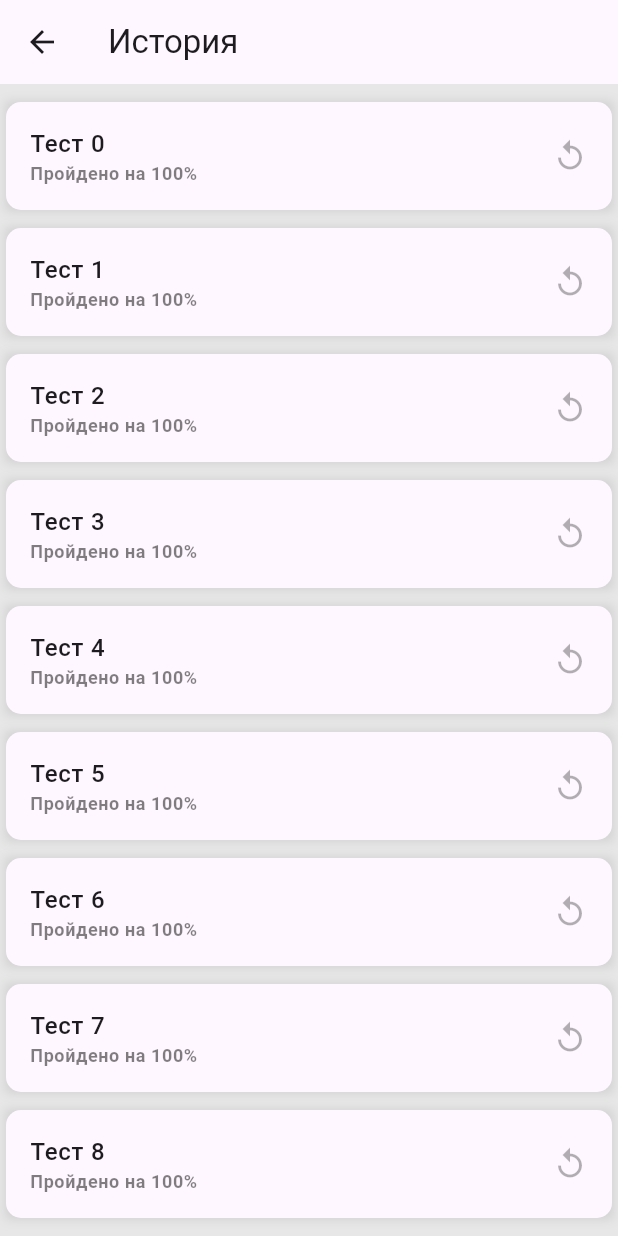
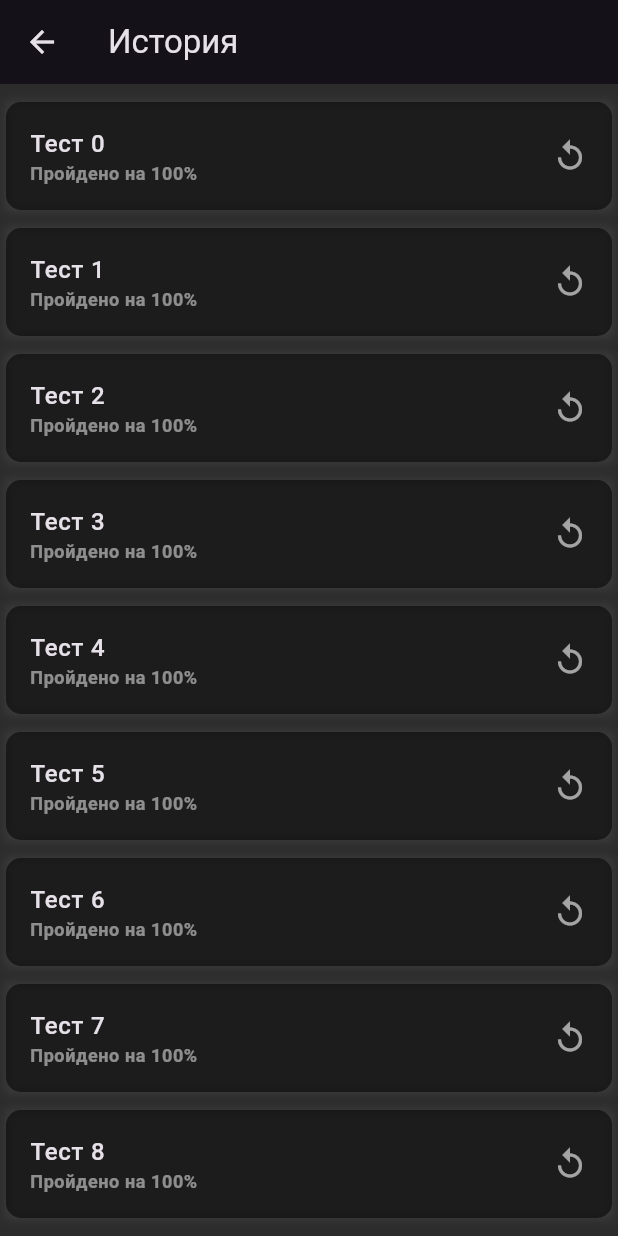
Before and after one commit to zanz9/TesterX2, a Flutter app: the HistoryScreen screen opened directly, on a phone screen of 412 x 824 dp. Run offline on Flutter 3.47's test engine with Material 2 defaults, Android fonts, the phone set to English and light mode, and no system bars; our stand-ins replace auto_route, file_picker, flutter_bloc, get_it, permission_handler, responsive_builder; statements that could not run were skipped.

Commit message:
dark theme

```diff
--- a/lib/main.dart
+++ b/lib/main.dart
@@ -1,6 +1,7 @@
 import 'package:flutter/material.dart';
 import 'package:get_it/get_it.dart';
 import 'package:testerx2/router/router.dart';
+import 'package:testerx2/ui/theme/darkTheme.dart';
 import 'package:testerx2/ui/theme/lightTheme.dart';
 
 Future<void> main() async {
@@ -19,7 +20,7 @@ class MyApp extends StatelessWidget {
     final theme = Theme.of(context);
     return MaterialApp.router(
       title: 'TesterX',
-      theme: lightTheme(primaryColor, theme),
+      theme: darkTheme(primaryColor, theme),
       routerConfig: appRouter.config(),
     );
   }
--- a/lib/presentation/history/view/history_screen.dart
+++ b/lib/presentation/history/view/history_screen.dart
@@ -8,6 +8,7 @@ class HistoryScreen extends StatelessWidget {
 
   @override
   Widget build(BuildContext context) {
+    final theme = Theme.of(context);
     return Scaffold(
       body: CustomScrollView(
         slivers: [
@@ -22,7 +23,7 @@ class HistoryScreen extends StatelessWidget {
               return ListContainer(
                 bodyText: 'Тест $index',
                 secondaryText: 'Пройдено на 100%',
-                rightSide: const Icon(Icons.replay),
+                rightSide: Icon(Icons.replay, color: theme.hintColor),
                 onTap: () {},
               );
             },
--- a/lib/presentation/home/view/home_screen.dart
+++ b/lib/presentation/home/view/home_screen.dart
@@ -43,7 +43,11 @@ class HomeScreen extends StatelessWidget {
                   highlightColor: Colors.transparent,
                 ),
                 child: BottomNavigationBar(
+                  backgroundColor:
+                      theme.bottomNavigationBarTheme.backgroundColor,
                   selectedIconTheme: IconThemeData(color: theme.primaryColor),
+                  unselectedIconTheme:
+                      theme.bottomNavigationBarTheme.unselectedIconTheme,
                   showUnselectedLabels: false,
                   showSelectedLabels: false,
                   currentIndex: tabsRouter.activeIndex,
--- a/lib/presentation/main/view/main_screen.dart
+++ b/lib/presentation/main/view/main_screen.dart
@@ -94,6 +94,7 @@ class _TestsListState extends State<TestsList> {
 
   @override
   Widget build(BuildContext context) {
+    final theme = Theme.of(context);
     return SliverList.separated(
       itemCount: files.length,
       separatorBuilder: (context, index) => const SizedBox(height: 12),
@@ -102,7 +103,8 @@ class _TestsListState extends State<TestsList> {
         final fileName = file.path.split('/').last.replaceFirst('.TX', '');
         return ListContainer(
           bodyText: fileName,
-          rightSide: const Icon(Icons.arrow_forward_ios_rounded),
+          rightSide:
+              Icon(Icons.arrow_forward_ios_rounded, color: theme.hintColor),
           onTap: () {
             context.router.push(TestPreviewRoute(
               testName: fileName,
--- a/lib/presentation/test_finish/view/test_finish_screen.dart
+++ b/lib/presentation/test_finish/view/test_finish_screen.dart
@@ -39,7 +39,7 @@ class TestFinishScreen extends StatelessWidget {
           height: 55,
           child: ListContainer(
             bodyText: 'Перепройти тест',
-            rightSide: const Icon(Icons.replay),
+            rightSide: Icon(Icons.replay, color: theme.hintColor),
             onTap: () {
               context.router.replace(TestPreviewRoute(
                 testName: testName,
@@ -90,9 +90,10 @@ class FinishListContainer extends StatelessWidget {
 
   @override
   Widget build(BuildContext context) {
+    final theme = Theme.of(context);
     return Container(
       decoration: BoxDecoration(
-        color: Colors.white,
+        color: theme.cardColor,
         borderRadius: BorderRadius.circular(10),
       ),
       child: Padding(
--- a/lib/presentation/test_preview/widgets/test_choose_button.dart
+++ b/lib/presentation/test_preview/widgets/test_choose_button.dart
@@ -11,6 +11,7 @@ class TestChooseButton extends StatelessWidget {
 
   @override
   Widget build(BuildContext context) {
+    final theme = Theme.of(context);
     return Expanded(
       child: Container(
         height: 150,
@@ -18,7 +19,7 @@ class TestChooseButton extends StatelessWidget {
           borderRadius: BorderRadius.circular(10),
           boxShadow: [
             BoxShadow(
-              color: Colors.grey.withOpacity(0.3),
+              color: theme.shadowColor,
               spreadRadius: 1,
               blurRadius: 5,
               offset: const Offset(0, 0),
@@ -26,6 +27,7 @@ class TestChooseButton extends StatelessWidget {
           ],
         ),
         child: Material(
+          color: theme.cardColor,
           borderRadius: BorderRadius.circular(10),
           child: InkWell(
             borderRadius: BorderRadius.circular(10),
--- a/lib/presentation/test_preview/widgets/test_length_slider.dart
+++ b/lib/presentation/test_preview/widgets/test_length_slider.dart
@@ -17,11 +17,11 @@ class TestLengthSlider extends StatelessWidget {
           padding: const EdgeInsets.symmetric(horizontal: 8),
           height: 100,
           decoration: BoxDecoration(
-            color: Colors.white,
+            color: theme.cardColor,
             borderRadius: BorderRadius.circular(10),
             boxShadow: [
               BoxShadow(
-                color: Colors.grey.withOpacity(0.3),
+                color: theme.shadowColor,
                 spreadRadius: 1,
                 blurRadius: 5,
                 offset: const Offset(0, 0),
--- a/lib/ui/theme/lightTheme.dart
+++ b/lib/ui/theme/lightTheme.dart
@@ -8,5 +8,9 @@ ThemeData lightTheme(MaterialColor primaryColor, ThemeData theme) {
     useMaterial3: true,
     scaffoldBackgroundColor: const Color.fromARGB(255, 231, 231, 231),
     iconTheme: IconThemeData(color: theme.hintColor.withOpacity(.3)),
+    shadowColor: Colors.black.withOpacity(0.08),
+    bottomNavigationBarTheme: const BottomNavigationBarThemeData(
+      backgroundColor: Colors.white,
+    ),
   );
 }
--- a/lib/ui/widgets/list_container.dart
+++ b/lib/ui/widgets/list_container.dart
@@ -21,7 +21,7 @@ class ListContainer extends StatelessWidget {
       decoration: BoxDecoration(
         boxShadow: [
           BoxShadow(
-            color: Colors.grey.withOpacity(0.3),
+            color: theme.shadowColor,
             spreadRadius: 1,
             blurRadius: 5,
             offset: const Offset(0, 0),
@@ -29,6 +29,7 @@ class ListContainer extends StatelessWidget {
         ],
       ),
       child: Material(
+        color: theme.cardColor,
         borderRadius: BorderRadius.circular(10),
         child: InkWell(
           borderRadius: BorderRadius.circular(10),
```
Also changed, not shown: lib/ui/theme/darkTheme.dart (added, +19 -0 lines), 2 other files.
